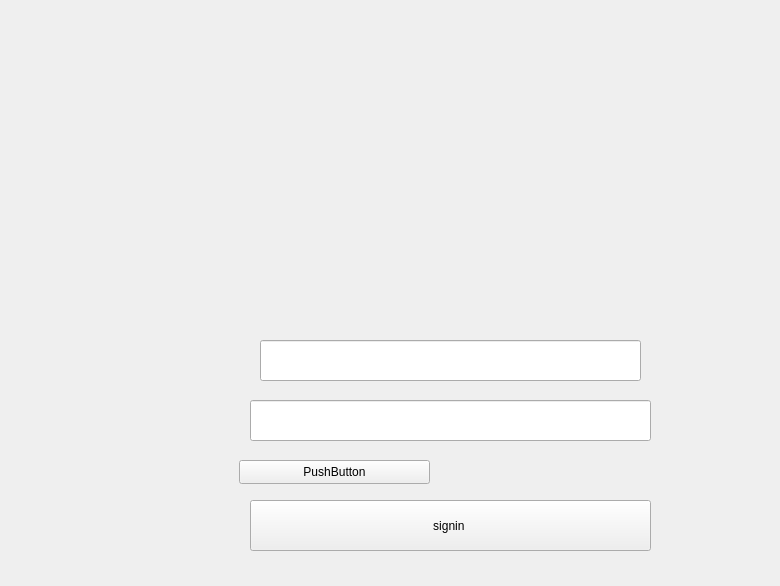
Qt form sign_in.ui (abdaladarwesh/School-managment-system) before a commit.
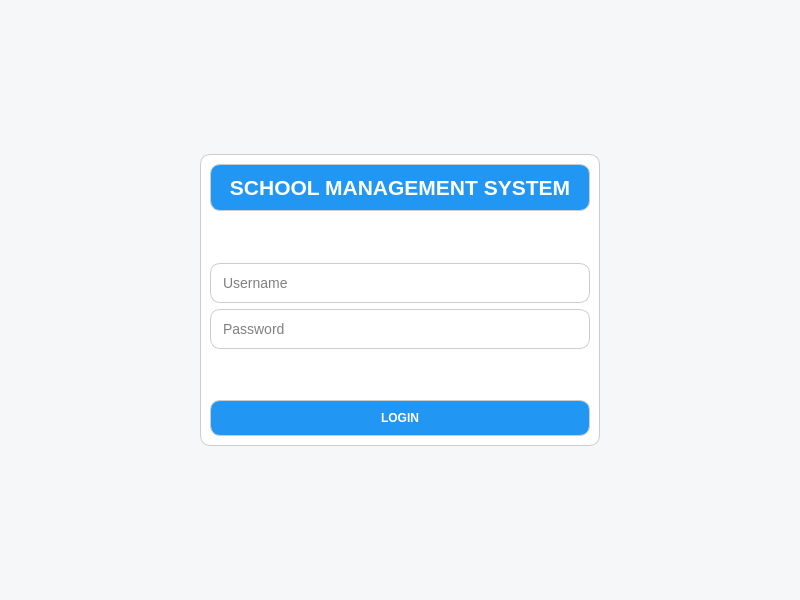
The same form after that commit. Icons and pictures are not drawn.

```diff
--- a/sign_in.ui
+++ b/sign_in.ui
@@ -6,197 +6,176 @@
    <rect>
     <x>0</x>
     <y>0</y>
-    <width>780</width>
-    <height>586</height>
+    <width>800</width>
+    <height>600</height>
    </rect>
   </property>
   <property name="windowTitle">
    <string>Form</string>
   </property>
   <property name="styleSheet">
-   <string notr="true">background-image: url(:/image/bg.jpeg);</string>
+   <string notr="true">background-color: #f5f7f8;</string>
   </property>
-  <widget class="QLineEdit" name="usernameLineEdit">
-   <property name="geometry">
-    <rect>
-     <x>260</x>
-     <y>340</y>
-     <width>381</width>
-     <height>41</height>
-    </rect>
-   </property>
-   <property name="palette">
-    <palette>
-     <active>
-      <colorrole role="Text">
-       <brush brushstyle="SolidPattern">
-        <color alpha="255">
-         <red>0</red>
-         <green>0</green>
-         <blue>0</blue>
-        </color>
-       </brush>
-      </colorrole>
-      <colorrole role="ButtonText">
-       <brush brushstyle="SolidPattern">
-        <color alpha="255">
-         <red>0</red>
-         <green>0</green>
-         <blue>0</blue>
-        </color>
-       </brush>
-      </colorrole>
-     </active>
-     <inactive>
-      <colorrole role="Text">
-       <brush brushstyle="SolidPattern">
-        <color alpha="255">
-         <red>0</red>
-         <green>0</green>
-         <blue>0</blue>
-        </color>
-       </brush>
-      </colorrole>
-      <colorrole role="ButtonText">
-       <brush brushstyle="SolidPattern">
-        <color alpha="255">
-         <red>0</red>
-         <green>0</green>
-         <blue>0</blue>
-        </color>
-       </brush>
-      </colorrole>
-     </inactive>
-     <disabled/>
-    </palette>
-   </property>
-  </widget>
-  <widget class="QLineEdit" name="passwordLineEdit">
-   <property name="geometry">
-    <rect>
-     <x>250</x>
-     <y>400</y>
-     <width>401</width>
-     <height>41</height>
-    </rect>
-   </property>
-   <property name="palette">
-    <palette>
-     <active>
-      <colorrole role="Text">
-       <brush brushstyle="SolidPattern">
-        <color alpha="255">
-         <red>0</red>
-         <green>0</green>
-         <blue>0</blue>
-        </color>
-       </brush>
-      </colorrole>
-      <colorrole role="ButtonText">
-       <brush brushstyle="SolidPattern">
-        <color alpha="255">
-         <red>0</red>
-         <green>0</green>
-         <blue>0</blue>
-        </color>
-       </brush>
-      </colorrole>
-     </active>
-     <inactive>
-      <colorrole role="Text">
-       <brush brushstyle="SolidPattern">
-        <color alpha="255">
-         <red>0</red>
-         <green>0</green>
-         <blue>0</blue>
-        </color>
-       </brush>
-      </colorrole>
-      <colorrole role="ButtonText">
-       <brush brushstyle="SolidPattern">
-        <color alpha="255">
-         <red>0</red>
-         <green>0</green>
-         <blue>0</blue>
-        </color>
-       </brush>
-      </colorrole>
-     </inactive>
-     <disabled/>
-    </palette>
-   </property>
-  </widget>
-  <widget class="QPushButton" name="loginButton">
-   <property name="geometry">
-    <rect>
-     <x>250</x>
-     <y>500</y>
-     <width>401</width>
-     <height>51</height>
-    </rect>
-   </property>
-   <property name="palette">
-    <palette>
-     <active>
-      <colorrole role="Text">
-       <brush brushstyle="SolidPattern">
-        <color alpha="255">
-         <red>0</red>
-         <green>0</green>
-         <blue>0</blue>
-        </color>
-       </brush>
-      </colorrole>
-      <colorrole role="ButtonText">
-       <brush brushstyle="SolidPattern">
-        <color alpha="255">
-         <red>0</red>
-         <green>0</green>
-         <blue>0</blue>
-        </color>
-       </brush>
-      </colorrole>
-     </active>
-     <inactive>
-      <colorrole role="Text">
-       <brush brushstyle="SolidPattern">
-        <color alpha="255">
-         <red>0</red>
-         <green>0</green>
-         <blue>0</blue>
-        </color>
-       </brush>
-      </colorrole>
-      <colorrole role="ButtonText">
-       <brush brushstyle="SolidPattern">
-        <color alpha="255">
-         <red>0</red>
-         <green>0</green>
-         <blue>0</blue>
-        </color>
-       </brush>
-      </colorrole>
-     </inactive>
-     <disabled/>
-    </palette>
-   </property>
-   <property name="text">
-    <string>signin </string>
-   </property>
-  </widget>
-  <widget class="QPushButton" name="signupbutton">
-   <property name="geometry">
-    <rect>
-     <x>239</x>
-     <y>460</y>
-     <width>191</width>
-     <height>24</height>
-    </rect>
-   </property>
-   <property name="text">
-    <string>PushButton</string>
-   </property>
-  </widget>
+  <layout class="QGridLayout" name="gridLayout_2">
+   <item row="2" column="0">
+    <spacer name="verticalSpacerBottom">
+     <property name="orientation">
+      <enum>Qt::Orientation::Vertical</enum>
+     </property>
+     <property name="sizeHint" stdset="0">
+      <size>
+       <width>20</width>
+       <height>100</height>
+      </size>
+     </property>
+    </spacer>
+   </item>
+   <item row="1" column="0">
+    <layout class="QHBoxLayout" name="horizontalLayout" stretch="1,0,1">
+     <property name="sizeConstraint">
+      <enum>QLayout::SizeConstraint::SetFixedSize</enum>
+     </property>
+     <property name="bottomMargin">
+      <number>0</number>
+     </property>
+     <item>
+      <spacer name="horizontalSpacerLeft">
+       <property name="orientation">
+        <enum>Qt::Orientation::Horizontal</enum>
+       </property>
+       <property name="sizeHint" stdset="0">
+        <size>
+         <width>100</width>
+         <height>20</height>
+        </size>
+       </property>
+      </spacer>
+     </item>
+     <item>
+      <widget class="QFrame" name="backgroundFrame">
+       <property name="sizePolicy">
+        <sizepolicy hsizetype="Fixed" vsizetype="Fixed">
+         <horstretch>0</horstretch>
+         <verstretch>0</verstretch>
+        </sizepolicy>
+       </property>
+       <property name="minimumSize">
+        <size>
+         <width>400</width>
+         <height>292</height>
+        </size>
+       </property>
+       <property name="styleSheet">
+        <string notr="true">background-color: white; border: 1px solid #ccc; border-radius: 10px;</string>
+       </property>
+       <property name="frameShape">
+        <enum>QFrame::Shape::StyledPanel</enum>
+       </property>
+       <layout class="QVBoxLayout" name="mainLayout">
+        <item>
+         <widget class="QLabel" name="titleLabel">
+          <property name="styleSheet">
+           <string notr="true">font: bold 16pt; color: white; background-color: #2196F3; padding: 10px;</string>
+          </property>
+          <property name="text">
+           <string>SCHOOL MANAGEMENT SYSTEM</string>
+          </property>
+          <property name="alignment">
+           <set>Qt::AlignmentFlag::AlignCenter</set>
+          </property>
+         </widget>
+        </item>
+        <item>
+         <spacer name="verticalSpacer">
+          <property name="orientation">
+           <enum>Qt::Orientation::Vertical</enum>
+          </property>
+          <property name="sizeHint" stdset="0">
+           <size>
+            <width>6</width>
+            <height>10</height>
+           </size>
+          </property>
+         </spacer>
+        </item>
+        <item>
+         <widget class="QLineEdit" name="usernameEdit">
+          <property name="styleSheet">
+           <string notr="true">padding: 10px; font-size: 14px; color :black;</string>
+          </property>
+          <property name="placeholderText">
+           <string>Username</string>
+          </property>
+         </widget>
+        </item>
+        <item>
+         <widget class="QLineEdit" name="passwordEdit">
+          <property name="styleSheet">
+           <string notr="true">padding: 10px; font-size: 14px; color:black;</string>
+          </property>
+          <property name="echoMode">
+           <enum>QLineEdit::EchoMode::Password</enum>
+          </property>
+          <property name="placeholderText">
+           <string>Password</string>
+          </property>
+         </widget>
+        </item>
+        <item>
+         <spacer name="verticalSpacer_2">
+          <property name="orientation">
+           <enum>Qt::Orientation::Vertical</enum>
+          </property>
+          <property name="sizeHint" stdset="0">
+           <size>
+            <width>20</width>
+            <height>40</height>
+           </size>
+          </property>
+         </spacer>
+        </item>
+        <item>
+         <widget class="QPushButton" name="loginButton">
+          <property name="styleSheet">
+           <string notr="true">background-color: #2196F3; color: white; padding: 10px; font-weight: bold;</string>
+          </property>
+          <property name="text">
+           <string>LOGIN</string>
+          </property>
+         </widget>
+        </item>
+       </layout>
+      </widget>
+     </item>
+     <item>
+      <spacer name="horizontalSpacerRight">
+       <property name="orientation">
+        <enum>Qt::Orientation::Horizontal</enum>
+       </property>
+       <property name="sizeHint" stdset="0">
+        <size>
+         <width>100</width>
+         <height>20</height>
+        </size>
+       </property>
+      </spacer>
+     </item>
+    </layout>
+   </item>
+   <item row="0" column="0">
+    <spacer name="verticalSpacerTop">
+     <property name="orientation">
+      <enum>Qt::Orientation::Vertical</enum>
+     </property>
+     <property name="sizeHint" stdset="0">
+      <size>
+       <width>20</width>
+       <height>100</height>
+      </size>
+     </property>
+    </spacer>
+   </item>
+  </layout>
  </widget>
  <resources/>
  <connections/>
```
Left out of the diff: 2 changed lines with no effect on the pictures.
